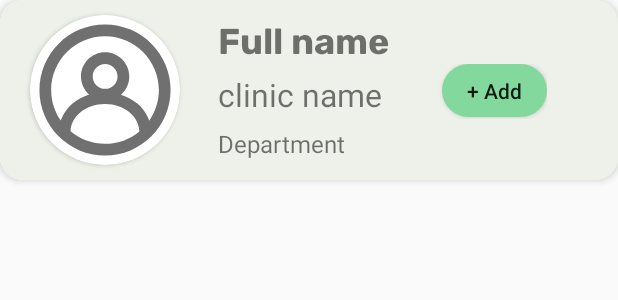
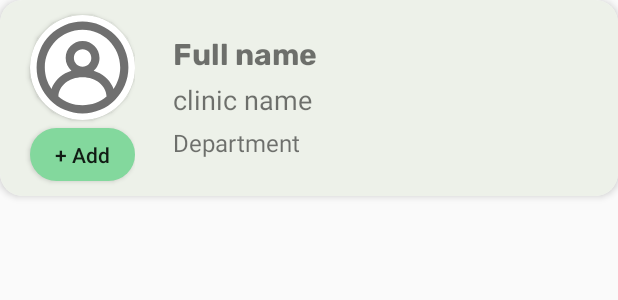
Before and after one commit to ArthurLhy/DigitalDoctor, an Android app: the layout add_doctor_cardview.xml on its own in the app's theme, with its tools: preview values and no code run, on a phone screen of 412 x 824 dp. Shown: the top 300 px of the screen. Run offline under Robolectric (Android 15) with nearby library versions, the phone set to English and light mode, and no system bars.

Commit message:
adjust doctor card view

```diff
--- a/app/src/main/java/com/jxstarxxx/myapplication/ui/adddoctor/AddDoctorFragment.java
+++ b/app/src/main/java/com/jxstarxxx/myapplication/ui/adddoctor/AddDoctorFragment.java
@@ -89,7 +89,7 @@ public class AddDoctorFragment extends Fragment {
             }
         });
 
-        departmentList = new String[] {"surgery", "cardiology"};
+        departmentList = new String[] {"General Practitioner", "Dentist", "Physio", "Optometrist", "Audiologist"};
 
         ArrayAdapter<String> clinicAdapter = new ArrayAdapter<String>(getActivity(), R.layout.dropdown_item_style_add_doctor, clinicList);
         ArrayAdapter<String> departmentAdapter = new ArrayAdapter<String>(getActivity(), R.layout.dropdown_item_style_add_doctor, departmentList);
--- a/app/src/main/res/layout/add_doctor_cardview.xml
+++ b/app/src/main/res/layout/add_doctor_cardview.xml
@@ -18,23 +18,41 @@
             android:background="@color/notWhite"
             android:orientation="horizontal">
 
+            <LinearLayout
+                android:layout_width="wrap_content"
+                android:layout_height="wrap_content"
+                android:orientation="vertical">
+
                 <androidx.cardview.widget.CardView
-                android:layout_width="100dp"
-                android:layout_height="100dp"
+                    android:layout_width="70dp"
+                    android:layout_height="70dp"
                     android:elevation="10dp"
                     app:cardCornerRadius="50dp"
                     android:layout_marginTop="10dp"
-                android:layout_marginBottom="10dp"
+                    android:layout_marginBottom="5dp"
                     android:foregroundGravity="center"
                     android:layout_marginStart="20dp">
 
                     <ImageView
                         android:id="@+id/add_doctor_image"
                         android:src="@drawable/ic_account"
-                    android:layout_width="100dp"
-                    android:layout_height="100dp"
+                        android:layout_width="70dp"
+                        android:layout_height="70dp"
                         android:scaleType="centerCrop" />
                 </androidx.cardview.widget.CardView>
+
+                <Button
+                    android:id="@+id/add_doctor_button"
+                    android:layout_width="70dp"
+                    android:layout_height="35dp"
+                    android:layout_marginBottom="10dp"
+                    android:background="@drawable/button_selector"
+                    android:layout_marginStart="20dp"
+                    android:text="+ Add" />
+
+            </LinearLayout>
+
+
 
             <LinearLayout
                 android:layout_width="match_parent"
@@ -51,10 +69,10 @@
                     android:layout_height="wrap_content"
                     android:fontFamily="@string/rubicBold"
                     android:text="Full name"
-                    android:textSize="24sp" />
+                    android:textSize="20sp" />
 
                 <LinearLayout
-                    android:layout_width="wrap_content"
+                    android:layout_width="match_parent"
                     android:layout_height="wrap_content"
                     android:orientation="horizontal"
                     android:layout_gravity="left">
@@ -64,17 +82,10 @@
                         android:layout_width="match_parent"
                         android:layout_height="wrap_content"
                         android:layout_marginTop="5dp"
-                        android:layout_marginEnd="40dp"
+                        android:layout_marginEnd="5dp"
                         android:text="clinic name"
-                        android:textSize="21sp" />
+                        android:textSize="18sp" />
 
-                    <Button
-                        android:id="@+id/add_doctor_button"
-                        android:layout_width="70dp"
-                        android:layout_height="35dp"
-                        android:layout_marginBottom="1dp"
-                        android:background="@drawable/button_selector"
-                        android:text="+ Add" />
                 </LinearLayout>
 
                 <TextView
```
Lines whose indentation alone changed are shown as unchanged.
